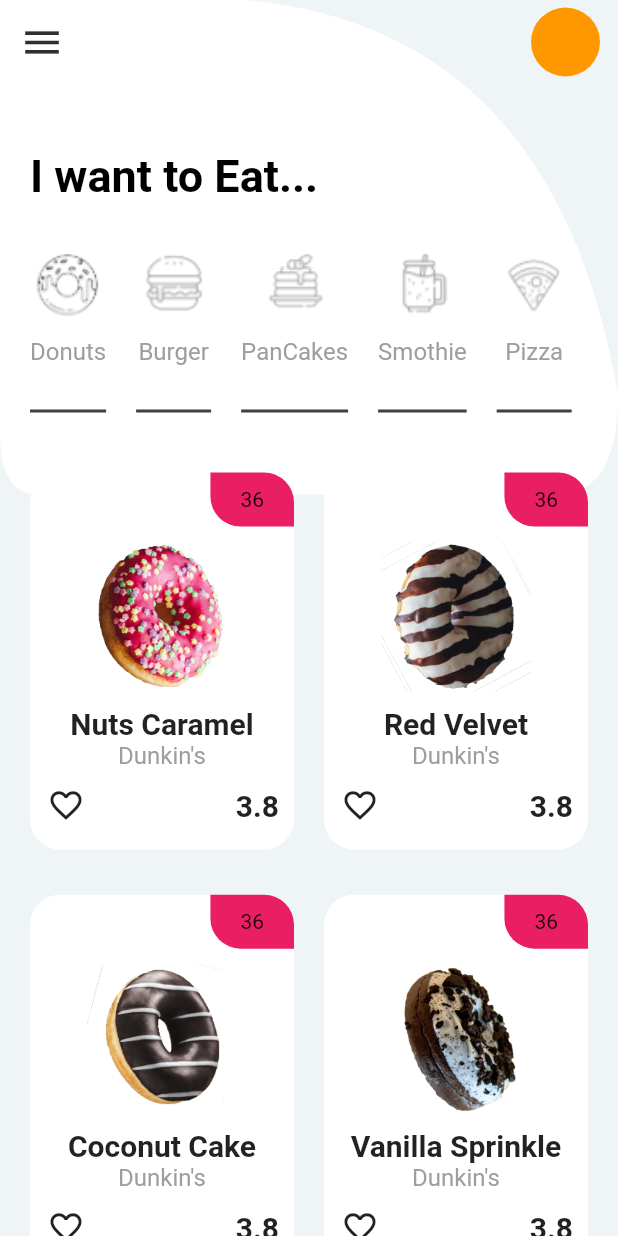
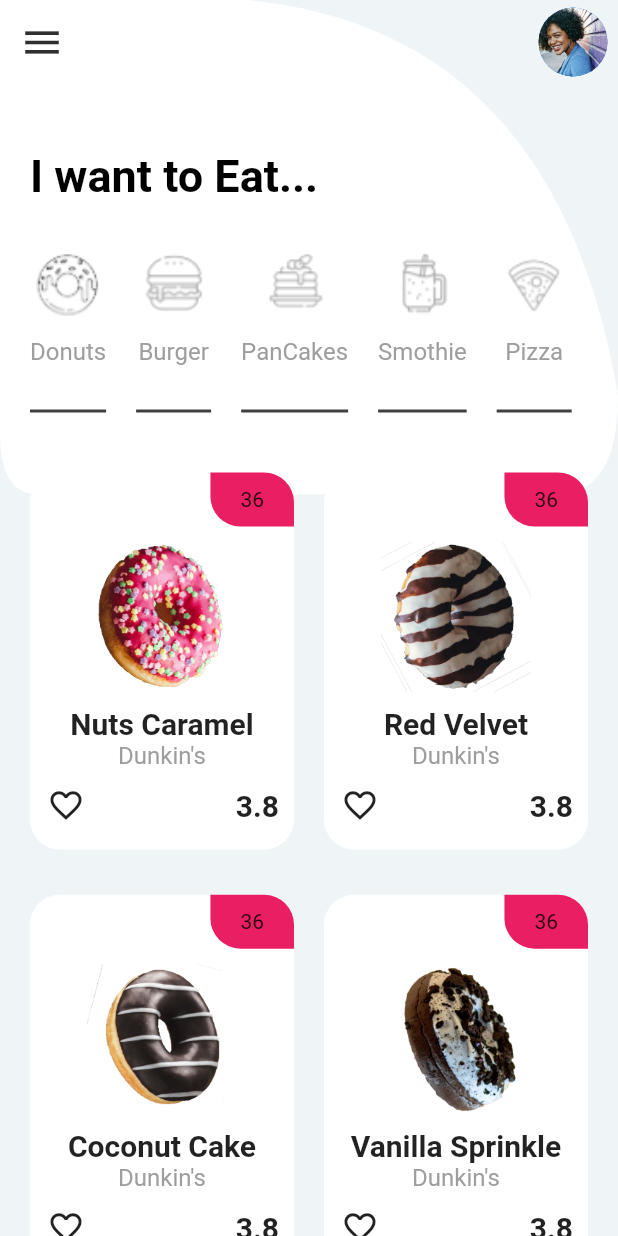
Before and after one commit to codingbbq/flutter_donut_ui, a Flutter app: the screen it shows after launch, on a phone screen of 412 x 824 dp. Run offline on Flutter 3.47's test engine with Material 2 defaults, Android fonts, the phone set to English and light mode, and no system bars.

Commit message:
Adding constant file and changes in the navigation

```diff
--- /dev/null
+++ b/lib/constants/constants.dart
@@ -0,0 +1,5 @@
+library constants;
+
+import 'package:flutter/material.dart';
+
+const Color BGCOLOR = Color(0xFFEFF5F6);
--- a/lib/pages/listing_page/grid_builder.dart
+++ b/lib/pages/listing_page/grid_builder.dart
@@ -49,11 +49,15 @@ class DonutGridBuilder extends StatelessWidget {
                     ),
                   ),
                 ),
-
                 SizedBox(
                   height: 10.0,
                 ),
-
+                InkWell(
+                  onTap: () {
+                    Navigator.pushNamed(context, '/item');
+                  },
+                  child: Column(
+                    children: <Widget>[
                       // Donut picture
                       Align(
                         alignment: Alignment.center,
@@ -87,7 +91,9 @@ class DonutGridBuilder extends StatelessWidget {
                           color: Colors.grey,
                         ),
                       ),
-
+                    ],
+                  ),
+                ),
                 Row(
                   mainAxisAlignment: MainAxisAlignment.spaceBetween,
                   children: <Widget>[
--- a/lib/pages/listing_page/listing_page.dart
+++ b/lib/pages/listing_page/listing_page.dart
@@ -22,10 +22,13 @@ class DonutListingPage extends StatelessWidget {
           color: Color(0xFF2F2F2F),
         ),
         actions: [
-          Padding(
+          Container(
+            width: 60.0,
             padding: EdgeInsets.all(5.0),
             child: CircleAvatar(
-              backgroundColor: Colors.orange,
+              backgroundImage: AssetImage(
+                "assets/images/profile.jpg",
+              ),
               radius: 30.0,
             ),
           )
--- a/lib/utils/custom_paint.dart
+++ b/lib/utils/custom_paint.dart
@@ -1,4 +1,5 @@
 import 'package:flutter/material.dart';
+import 'package:flutter_donut_ui/constants/constants.dart' as CONSTANT;
 
 class DonutUICustomBG extends CustomPainter {
   @override
@@ -9,7 +10,7 @@ class DonutUICustomBG extends CustomPainter {
 
     Path mainBackground = Path();
     mainBackground.addRect(Rect.fromLTRB(0, 0, width, height));
-    paint.color = Color(0xFFEFF5F6);
+    paint.color = CONSTANT.BGCOLOR;
     canvas.drawPath(mainBackground, paint);
 
     final Paint hdrPaint = Paint()..color = Colors.white;
```
Also changed, not shown: lib/pages/details_page/item_details_page.dart (+6 -1 lines). Lines whose indentation alone changed are shown as unchanged.
